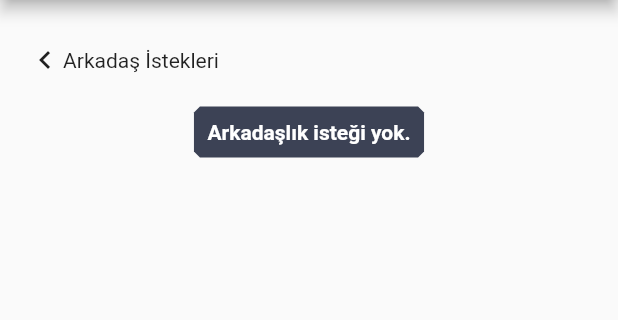
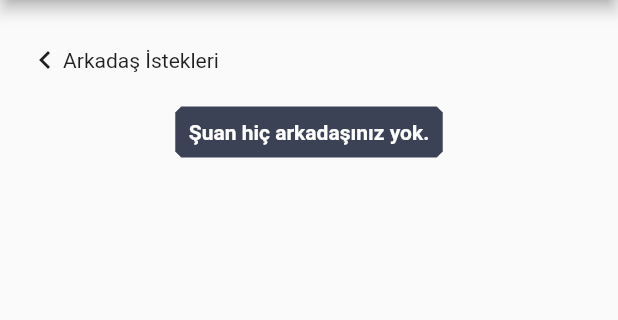
Before and after one commit to fburaktrd/Nudil, a Flutter app: the ArkadasEkle screen opened directly, swiped to page 3, on a phone screen of 412 x 824 dp, the part 84-404 px from its top. Run offline on Flutter 3.47's test engine with Material 2 defaults, Android fonts, the phone set to English and light mode, and no system bars; our stand-ins replace firebase_auth, firebase_database, google_fonts, numberpicker, table_calendar; missing offline and left inert: day_night_time_picker, linked_scroll_controller; accounts and stored records are empty; statements that could not run were skipped.

```diff
--- a/lib/models/oyOncesi.dart
+++ b/lib/models/oyOncesi.dart
@@ -59,7 +59,7 @@ class _OyOncesiState extends State<OyOncesi> {
   Widget build(BuildContext context) {
     final user = Provider.of<User>(context);
     return Scaffold(
-        appBar: Apbar(context: context, widget: widget).x(),
+        appBar: Apbar(context: context, widget: widget).bar(),
         body: SafeArea(
             child: PageView(
           controller: x,
--- a/lib/screens/apbar/apbar.dart
+++ b/lib/screens/apbar/apbar.dart
@@ -12,7 +12,7 @@ class Apbar {
   final Widget widget;
   Apbar({this.context, this.widget});
 
-  AppBar x() {
+  AppBar bar() {
     return AppBar(
         automaticallyImplyLeading: false,
         title: Text("Nudıl"),
--- a/lib/screens/apbar/arkadasEkle.dart
+++ b/lib/screens/apbar/arkadasEkle.dart
@@ -7,7 +7,7 @@ import 'package:flutter_first_app/screens/apbar/arkadaslarim.dart';
 import 'package:flutter_first_app/services/auth.dart';
 import 'package:provider/provider.dart';
 import './apbar.dart';
-
+import 'package:flutter_first_app/main.dart';
 class ArkadasEkle extends StatefulWidget {
   Key key = new Key("asd");
 
@@ -46,14 +46,14 @@ class Ekle extends State<ArkadasEkle> {
     print(reqList);
     bool a = true;
     return Scaffold(
-      appBar: Apbar(context: context, widget: widget).x(),
+      appBar: Apbar(context: context, widget: widget).bar(),
       body: NotificationListener<OverscrollNotification>(
         onNotification: (notific) {
           print(notific.overscroll);
           if (notific.overscroll < 0 && a) {
             a = !a;
             //sayfa yenileme
-
+            user.initialize(user.uid);
             setState(() {});
           }
 
@@ -71,6 +71,7 @@ class Ekle extends State<ArkadasEkle> {
               ));
             } else {
               return PageView(
+
                 controller: kontrol,
                 children: [
                   //Arkadaş arama
--- a/lib/screens/apbar/arkadasIstekleri.dart
+++ b/lib/screens/apbar/arkadasIstekleri.dart
@@ -4,13 +4,17 @@ import 'package:flutter_first_app/models/database.dart';
 import 'package:flutter_first_app/models/user.dart';
 import 'package:provider/provider.dart';
 
-class ArkadasIstekleri extends StatelessWidget{
-
+class ArkadasIstekleri extends StatefulWidget {
   final PageController kontrol;
   final int reqLength;
   final List<String> reqList;
   final String userName;
-  ArkadasIstekleri({this.kontrol,this.reqLength,this.reqList,this.userName});
+  ArkadasIstekleri({this.kontrol, this.reqLength, this.reqList, this.userName});
+  @override
+  Istekler createState() => Istekler();
+}
+
+class Istekler extends State<ArkadasIstekleri> {
   @override
   Widget build(BuildContext context) {
     final user = Provider.of<User>(context);
@@ -32,10 +36,11 @@ class ArkadasIstekleri extends StatelessWidget{
                         ],
                       ),
                     ),
-                  onPressed: (){
-                    kontrol.previousPage(duration: Duration(milliseconds: 500), curve: Curves.linear);
-                  }
-                ),
+                    onPressed: () {
+                      widget.kontrol.previousPage(
+                          duration: Duration(milliseconds: 500),
+                          curve: Curves.linear);
+                    }),
                 RawMaterialButton(
                     child: Container(
                       child: Row(
@@ -46,69 +51,102 @@ class ArkadasIstekleri extends StatelessWidget{
                         ],
                       ),
                     ),
-                  onPressed: (){
-                    kontrol.nextPage(duration: Duration(milliseconds: 500), curve: Curves.linear);
-                  }
-                )
+                    onPressed: () {
+                      widget.kontrol.nextPage(
+                          duration: Duration(milliseconds: 500),
+                          curve: Curves.linear);
+                    })
               ],
             ),
-
             Column(
-              children:user.requests.length==0?[Container(
+              children: user.requests.length == 0
+                  ? [
+                      Container(
                         padding: EdgeInsets.all(9),
                         margin: EdgeInsets.all(7),
-                decoration: ShapeDecoration(color:Color(0xff30374b).withAlpha(240),
-                  shape:BeveledRectangleBorder(borderRadius: BorderRadius.all(Radius.circular(4)))
+                        decoration: ShapeDecoration(
+                            color: Color(0xff30374b).withAlpha(240),
+                            shape: BeveledRectangleBorder(
+                                borderRadius:
+                                    BorderRadius.all(Radius.circular(4)))),
+                        child: Text(
+                          "Arkadaşlık isteği yok.",
+                          style: TextStyle(
+                              color: Colors.white, fontWeight: FontWeight.bold),
                         ),
-
-                child: Text("Arkadaşlık isteği yok.",style: TextStyle(color: Colors.white,fontWeight: FontWeight.bold),),
-
-              )]:[Container(
+                      )
+                    ]
+                  : [
+                        Container(
                           padding: EdgeInsets.all(9),
                           margin: EdgeInsets.all(7),
-                decoration: ShapeDecoration(color:Color(0xff30374b).withAlpha(240),
-                    shape:BeveledRectangleBorder(borderRadius: BorderRadius.all(Radius.circular(4)))
+                          decoration: ShapeDecoration(
+                              color: Color(0xff30374b).withAlpha(240),
+                              shape: BeveledRectangleBorder(
+                                  borderRadius:
+                                      BorderRadius.all(Radius.circular(4)))),
+                          child: Text(
+                            "Arkadaşlık istekleri.",
+                            style: TextStyle(
+                                color: Colors.white,
+                                fontWeight: FontWeight.bold),
                           ),
-
-                child: Text("Arkadaşlık istekleri.",style: TextStyle(color: Colors.white,fontWeight: FontWeight.bold),),
-
-              )]+
-
-              List.generate(user.requests.length, (index){
+                        )
+                      ] +
+                      List.generate(user.requests.length, (index) {
                         return Container(
-                  padding: EdgeInsets.fromLTRB(8,20,16,20),
+                          padding: EdgeInsets.fromLTRB(8, 20, 16, 20),
                           alignment: Alignment.centerLeft,
-
-
                           width: 400,
                           margin: EdgeInsets.all(8),
-                  decoration: BoxDecoration(color:Color(0xff30374b).withAlpha(240),
-                    borderRadius:BorderRadius.circular(14)
-
-                  ),
+                          decoration: BoxDecoration(
+                              color: Color(0xff30374b).withAlpha(240),
+                              borderRadius: BorderRadius.circular(14)),
                           child: Row(
                             mainAxisAlignment: MainAxisAlignment.spaceBetween,
                             children: [
-                      Text("@${user.requests.elementAt(index)}",style: TextStyle(color: Colors.white,fontWeight:FontWeight.bold,fontSize:17),),
+                              Text(
+                                "@${user.requests.elementAt(index)}",
+                                style: TextStyle(
+                                    color: Colors.white,
+                                    fontWeight: FontWeight.bold,
+                                    fontSize: 17),
+                              ),
                               Row(
                                 mainAxisSize: MainAxisSize.min,
                                 children: [
-                          IconButton(icon:Icon(Icons.clear,color: Colors.white,),onPressed: (){
+                                  IconButton(
+                                    icon: Icon(
+                                      Icons.clear,
+                                      color: Colors.white,
+                                    ),
+                                    onPressed: () {
                                       //reddet
-                            DataBaseConnection.dontAddFriend(userName, reqList.elementAt(index));
+
+                                      DataBaseConnection.dontAddFriend(
+                                          widget.userName,
+                                          widget.reqList.elementAt(index));
+
                                       //sayfa yenileme
-                            RestartWidget.restartApp(context);
+                                    },
+                                  ),
+                                  SizedBox(width: 16),
+                                  IconButton(
+                                    icon: Icon(
+                                      Icons.check,
+                                      color: Colors.white,
+                                    ),
+                                    onPressed: () {
 
-
-                          },),
-                          SizedBox(width: 16),
-                          IconButton(icon:Icon(Icons.check,color: Colors.white,),onPressed: (){
-                            DataBaseConnection.addFriend(userName, reqList.elementAt(index));
+                                      DataBaseConnection.addFriend(
+                                          widget.userName,
+                                          widget.reqList.elementAt(index));
+                                      user.initialize(user.uid);
 
                                       //kabul et
                                       //sayfa yenileme
-                            RestartWidget.restartApp(context);
-                          },)
+                                    },
+                                  )
                                 ],
                               )
                             ],
@@ -120,6 +158,5 @@ class ArkadasIstekleri extends StatelessWidget{
         ),
       ),
     );
-
   }
 }
--- a/lib/screens/apbar/arkadaslarim.dart
+++ b/lib/screens/apbar/arkadaslarim.dart
@@ -39,7 +39,7 @@ class Arkadaslarim extends StatelessWidget{
                     shape:BeveledRectangleBorder(borderRadius: BorderRadius.all(Radius.circular(4)))
                 ),
 
-                child: Text("Arkadaşlık isteği yok.",style: TextStyle(color: Colors.white,fontWeight: FontWeight.bold),),
+                child: Text("Şuan hiç arkadaşınız yok.",style: TextStyle(color: Colors.white,fontWeight: FontWeight.bold),),
 
               )]:[Container(
                 padding: EdgeInsets.all(9),
--- a/lib/screens/authenticate/register.dart
+++ b/lib/screens/authenticate/register.dart
@@ -130,6 +130,7 @@ class _RegisterState extends State<Register> {
                               style: TextStyle(fontSize: 20),
                             ));
                         ScaffoldMessenger.of(context).showSnackBar(snackBar);
+                        Navigator.of(context).pop();
                       }
                     }
                   } else {
--- a/lib/screens/vote/multiplication_table.dart
+++ b/lib/screens/vote/multiplication_table.dart
@@ -121,6 +121,7 @@ class _MultiplicationTableState extends State<MultiplicationTable> {
                                   ScaffoldMessenger.of(context)
                                       .showSnackBar(snackBar);
                   }
+                  setState(() {});
                   Navigator.pop(context);
                 },
               ),
```
Also changed, not shown: lib/models/tarihkart.dart (+31 -14 lines), lib/screens/eventOlusturma/calendar/planlama.dart (+10 -11 lines), lib/screens/eventOlusturma/friendList/listeButonu.dart (+3 -4 lines). Lines whose indentation alone changed are shown as unchanged.
